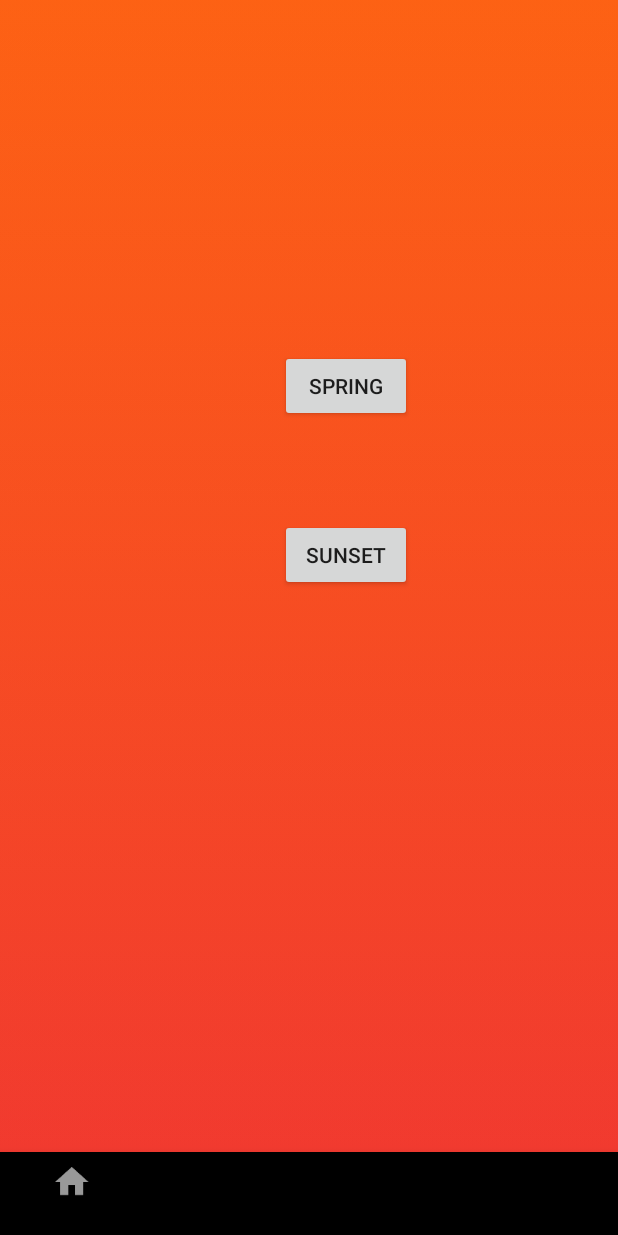
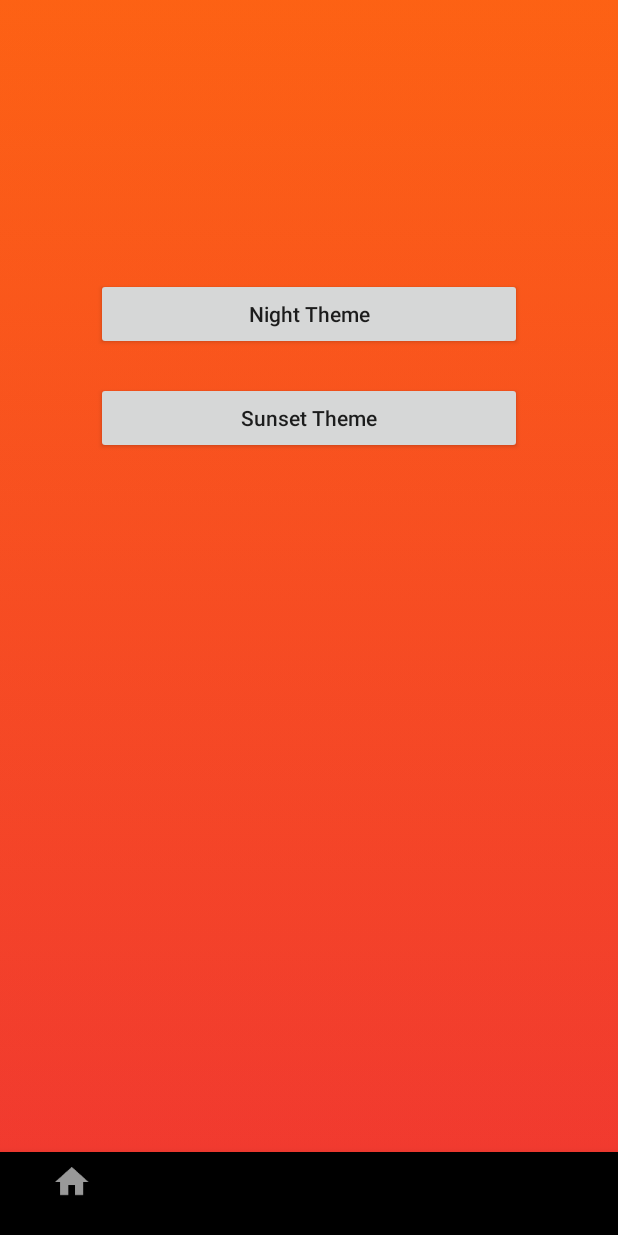
Before and after one commit to rbjacob101/Workout_App, an Android app: the screen it shows after launch (homepageActivity), on a phone screen of 412 x 824 dp. Run offline under Robolectric (Android 15) with nearby library versions, the phone set to English and light mode, and no system bars.

Commit message:
positioned test buttons more nicely;

```diff
--- a/app/src/main/res/layout/activity_homepage.xml
+++ b/app/src/main/res/layout/activity_homepage.xml
@@ -13,38 +13,42 @@
         android:id="@+id/bg"
         android:layout_width="match_parent"
         android:layout_height="match_parent"
-        android:fitsSystemWindows="true">
+        android:fitsSystemWindows="true"
+        tools:layout_editor_absoluteY="0dp"
+        tools:layout_editor_absoluteX="0dp">
 
 
         <Button
             android:id="@+id/view"
-            android:layout_width="wrap_content"
+            android:layout_width="0dp"
             android:layout_height="wrap_content"
-            android:layout_marginTop="346dp"
+            android:layout_marginLeft="64dp"
+            android:layout_marginRight="64dp"
+            android:layout_marginTop="8dp"
             android:onClick="sunsetGradient"
-            android:text="Sunset"
-            app:layout_constraintHorizontal_bias="0.577"
+            android:text="Sunset Theme"
+            android:textAllCaps="false"
+            app:layout_constraintBottom_toBottomOf="parent"
+            app:layout_constraintHorizontal_bias="0.0"
             app:layout_constraintLeft_toLeftOf="parent"
             app:layout_constraintRight_toRightOf="parent"
-            app:layout_constraintTop_toTopOf="parent"
-            tools:layout_constraintLeft_creator="1"
-            tools:layout_constraintRight_creator="1"
-            tools:layout_constraintTop_creator="1" />
+            app:layout_constraintTop_toBottomOf="@+id/button"
+            app:layout_constraintVertical_bias="0.025" />
 
         <Button
             android:id="@+id/button"
-            android:layout_width="wrap_content"
+            android:layout_width="0dp"
             android:layout_height="wrap_content"
-            android:layout_marginTop="233dp"
+            android:layout_marginLeft="64dp"
+            android:layout_marginRight="64dp"
+            android:layout_marginTop="185dp"
             android:onClick="springGradient"
-            android:text="Spring"
-            design:layout_constraintHorizontal_bias="0.577"
+            android:text="Night Theme"
+            android:textAllCaps="false"
+            app:layout_constraintHorizontal_bias="0.0"
             design:layout_constraintLeft_toLeftOf="parent"
             design:layout_constraintRight_toRightOf="parent"
-            design:layout_constraintTop_toTopOf="parent"
-            tools:layout_constraintLeft_creator="1"
-            tools:layout_constraintRight_creator="1"
-            tools:layout_constraintTop_creator="1" />
+            design:layout_constraintTop_toTopOf="parent" />
 
     </android.support.constraint.ConstraintLayout>
 
```
